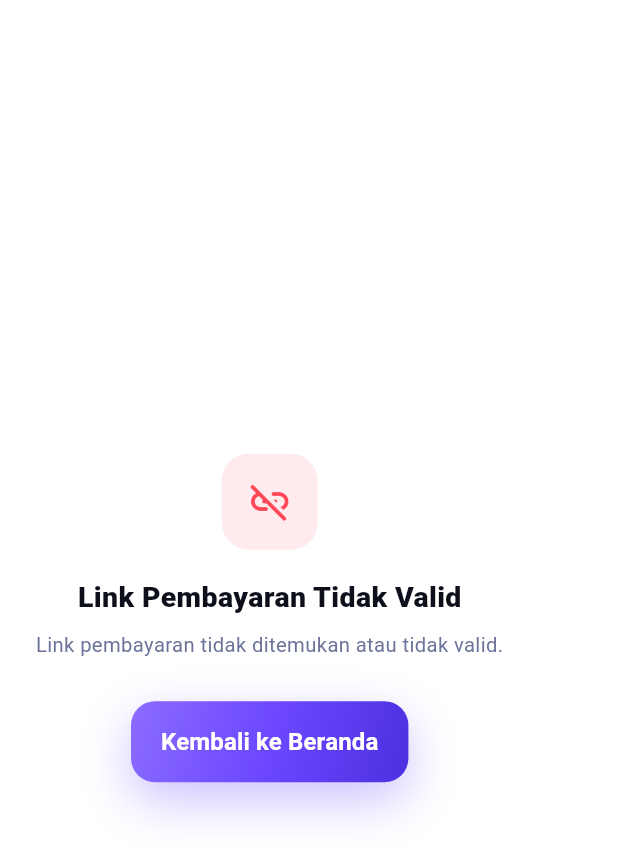
After one commit to tuckerr10/e-wallet, a Flutter app: the PaymentDeeplinkPage screen opened by its route, on a phone screen of 412 x 824 dp. The commit adds this screen. Shown: the top 860 px of the screen. Run offline on Flutter 3.47's test engine with Material 3 defaults, Android fonts, the phone set to English and light mode, and no system bars; our stand-ins replace app_links, dio, equatable, firebase_auth, firebase_core, flutter_bloc and 5 more; missing offline and left inert: mobile_scanner; accounts and stored records are empty; Roboto replaces fonts that are missing (PlusJakartaSans).

Commit message:
feat: tambahkan dukungan merchantUserToken di model DeeplinkPaymentData

```diff
--- /dev/null
+++ b/lib/core/services/deeplink_service.dart
@@ -0,0 +1,173 @@
+import 'dart:async';
+import 'package:app_links/app_links.dart';
+import 'package:flutter/foundation.dart';
+import 'package:flutter/widgets.dart';
+import 'package:go_router/go_router.dart';
+
+/// Payload yang diterima dari deeplink pembayaran merchant.
+///
+/// Format URL yang didukung:
+///   dompetkampus://pay?merchant_id=...&merchant_name=...&amount=...
+///                      &description=...&reference=...&callback=...
+///   https://dompetkampus.app/pay?merchant_id=...&...  (App Link, opsional)
+@immutable
+class DeeplinkPaymentData {
+  final String merchantId;
+  final String merchantName;
+  final double amount;
+  final String description;
+  final String? reference;
+  final String? callbackUrl;
+  final String? merchantUserToken;
+
+  const DeeplinkPaymentData({
+    required this.merchantId,
+    required this.merchantName,
+    required this.amount,
+    required this.description,
+    this.reference,
+    this.callbackUrl,
+    this.merchantUserToken,
+  });
+
+  factory DeeplinkPaymentData.fromUri(Uri uri) {
+    final q = uri.queryParameters;
+
+    final merchantId   = q['merchant_id'];
+    final merchantName = q['merchant_name'];
+    final amountStr    = q['amount'];
+
+    if (merchantId == null || merchantId.trim().isEmpty) {
+      throw const FormatException('Link pembayaran tidak valid: merchant_id tidak ditemukan.');
+    }
+    if (merchantName == null || merchantName.trim().isEmpty) {
+      throw const FormatException('Link pembayaran tidak valid: merchant_name tidak ditemukan.');
+    }
+    if (amountStr == null || amountStr.trim().isEmpty) {
+      throw const FormatException('Link pembayaran tidak valid: amount tidak ditemukan.');
+    }
+
+    final amount = double.tryParse(amountStr);
+    if (amount == null || amount <= 0) {
+      throw const FormatException('Link pembayaran tidak valid: amount harus berupa angka > 0.');
+    }
+
+    return DeeplinkPaymentData(
+      merchantId:   merchantId,
+      merchantName: merchantName,
+      amount:       amount,
+      description:  q['description']?.trim().isNotEmpty == true
+          ? q['description']!.trim()
+          : 'Pembayaran ke $merchantName',
+      reference:   q['reference'],
+      callbackUrl: q['callback'],
+      merchantUserToken: q['merchant_user_token'],
+    );
+  }
+}
+
+/// Mendengarkan deeplink pembayaran dan mengarahkan ke halaman /pay.
+///
+/// ## Dua skenario yang ditangani berbeda:
+///
+/// **Cold-start** (app dibuka via deeplink dari keadaan mati):
+///   `getInitialLink()` dipanggil sebelum `runApp()` sehingga GoRouter
+///   belum ter-mount. URI disimpan di [_pendingPayload] dan TIDAK langsung
+///   dinavigasi. SplashPage mengambilnya via [consumePending()] setelah
+///   autentikasi selesai.
+///
+/// **In-app** (deeplink masuk saat app sudah berjalan):
+///   GoRouter sudah ter-mount → `router.go('/pay')` langsung dijalankan.
+class DeeplinkService {
+  final GoRouter _router;
+  final AppLinks _appLinks;
+  StreamSubscription<Uri>? _subscription;
+
+  // Payload yang menunggu diproses setelah SplashPage selesai auth check.
+  // Bisa berupa DeeplinkPaymentData (valid) atau String (pesan error).
+  static Object? _pendingPayload;
+
+  /// Ambil dan hapus pending payload (dipanggil dari SplashPage).
+  /// Mengembalikan null jika tidak ada deeplink yang menunggu.
+  static Object? consumePending() {
+    final payload = _pendingPayload;
+    _pendingPayload = null;
+    debugPrint('[DeeplinkService] consumePending: $payload');
+    return payload;
+  }
+
+  static bool get hasPending => _pendingPayload != null;
+
+  DeeplinkService(this._router) : _appLinks = AppLinks();
+
+  Future<void> init() async {
+    debugPrint('[DeeplinkService] init() dipanggil');
+
+    // Cold-start: simpan URI sebagai pending, JANGAN navigasi sekarang
+    // karena GoRouter belum ter-mount (runApp belum dipanggil).
+    try {
+      final initialUri = await _appLinks.getInitialLink();
+      debugPrint('[DeeplinkService] initialUri (cold-start): $initialUri');
+      if (initialUri != null && _isPaymentLink(initialUri)) {
+        _storePending(initialUri);
+      }
+    } catch (e) {
+      debugPrint('[DeeplinkService] getInitialLink error: $e');
+    }
+
+    // In-app: navigasi via post-frame setelah GoRouter ter-mount.
+    _subscription = _appLinks.uriLinkStream.listen(
+      _handleInAppUri,
+      onError: (e) => debugPrint('[DeeplinkService] stream error: $e'),
+      onDone: () => debugPrint('[DeeplinkService] stream DITUTUP (seharusnya tidak terjadi)'),
+    );
+    debugPrint('[DeeplinkService] uriLinkStream aktif — subscription: $_subscription');
+  }
+
+  /// Simpan URI cold-start sebagai pending (belum navigasi).
+  void _storePending(Uri uri) {
+    try {
+      _pendingPayload = DeeplinkPaymentData.fromUri(uri);
+      debugPrint('[DeeplinkService] Pending tersimpan: $_pendingPayload');
+    } on FormatException catch (e) {
+      _pendingPayload = e.message;
+      debugPrint('[DeeplinkService] Pending error tersimpan: ${e.message}');
+    }
+  }
+
+  /// Handle URI in-app: GoRouter sudah mounted, jadwalkan navigasi ke /pay
+  /// di post-frame agar tidak konflik dengan state GoRouter yang sedang update.
+  void _handleInAppUri(Uri uri) {
+    debugPrint('[DeeplinkService] *** IN-APP URI DITERIMA ***: $uri');
+    if (!_isPaymentLink(uri)) {
+      debugPrint('[DeeplinkService] Bukan payment link, diabaikan.');
+      return;
+    }
+
+    try {
+      final data = DeeplinkPaymentData.fromUri(uri);
+      debugPrint('[DeeplinkService] Jadwal navigasi /pay — ${data.merchantName} ${data.amount}');
+      WidgetsBinding.instance.addPostFrameCallback((_) {
+        debugPrint('[DeeplinkService] router.go("/pay") dieksekusi');
+        _router.go('/pay', extra: data);
+      });
+    } on FormatException catch (e) {
+      debugPrint('[DeeplinkService] Format error: ${e.message}');
+      WidgetsBinding.instance.addPostFrameCallback((_) {
+        _router.go('/pay', extra: e.message);
+      });
+    }
+  }
+
+  bool _isPaymentLink(Uri uri) {
+    if (uri.scheme == 'dompetkampus' && uri.host == 'pay') return true;
+    if (uri.scheme == 'https' &&
+        uri.host == 'dompetkampus.app' &&
+        uri.path.startsWith('/pay')) {
+      return true;
+    }
+    return false;
+  }
+
+  void dispose() => _subscription?.cancel();
+}
--- /dev/null
+++ b/lib/presentation/pages/payment/payment_deeplink_page.dart
@@ -0,0 +1,331 @@
+import 'package:flutter/material.dart';
+import 'package:go_router/go_router.dart';
+import '../../../core/services/deeplink_callback_service.dart';
+import '../../../core/services/deeplink_service.dart';
+import '../../../core/theme/app_colors.dart';
+import '../../../core/utils/currency_formatter.dart';
+import '../../widgets/app_button.dart';
+import '../../widgets/app_logo.dart';
+import '../../widgets/feature_icon.dart';
+
+/// Halaman konfirmasi pembayaran yang dibuka dari deeplink merchant
+/// (`dompetkampus://pay?...` atau `https://dompetkampus.app/pay?...`).
+///
+/// `data` bisa berupa:
+///  - [DeeplinkPaymentData] → tampilkan ringkasan & tombol bayar
+///  - [String]              → pesan error dari hasil parsing link
+///  - `null`                → halaman dibuka tanpa data deeplink (link rusak)
+class PaymentDeeplinkPage extends StatelessWidget {
+  final Object? data;
+  const PaymentDeeplinkPage({super.key, this.data});
+
+  void _cancel(BuildContext context, DeeplinkPaymentData payload) {
+    // Kirim callback cancelled ke app merchant sebelum kembali ke home.
+    final cb = payload.callbackUrl;
+    if (cb != null && cb.isNotEmpty) {
+      DeeplinkCallbackService.notifyCancelled(
+        callbackUrl: cb,
+        reference: payload.reference,
+      );
+    }
+    context.go('/home');
+  }
+
+  @override
+  Widget build(BuildContext context) {
+    final payload = data;
+
+    if (payload is! DeeplinkPaymentData) {
+      final message = payload is String
+          ? payload
+          : 'Link pembayaran tidak ditemukan atau tidak valid.';
+      return _ErrorView(message: message);
+    }
+
+    return PopScope(
+      // Cegah pop default; tangani sendiri agar callback terkirim.
+      canPop: false,
+      onPopInvokedWithResult: (didPop, _) {
+        if (!didPop) _cancel(context, payload);
+      },
+      child: Scaffold(
+      backgroundColor: AppColors.bg,
+      body: Column(
+        children: [
+          Container(
+            color: AppColors.primary,
+            padding: EdgeInsets.fromLTRB(16, MediaQuery.of(context).padding.top + 6, 16, 14),
+            child: Row(
+              children: [
+                IconButton(
+                  icon: const Icon(Icons.close_rounded, color: Colors.white),
+                  onPressed: () => _cancel(context, payload),
+                ),
+                const Expanded(
+                  child: Text('Konfirmasi Pembayaran',
+                      style: TextStyle(
+                        fontFamily: 'PlusJakartaSans',
+                        color: Colors.white,
+                        fontWeight: FontWeight.w800,
+                        fontSize: 17,
+                      )),
+                ),
+                Container(
+                  padding: const EdgeInsets.symmetric(horizontal: 10, vertical: 5),
+                  decoration: BoxDecoration(
+                    color: Colors.white.withValues(alpha: 0.2),
+                    borderRadius: BorderRadius.circular(20),
+                  ),
+                  child: Row(
+                    children: [
+                      const Icon(Icons.storefront_outlined, size: 14, color: Colors.white),
+                      const SizedBox(width: 6),
+                      Text(payload.merchantName,
+                          style: const TextStyle(
+                            fontFamily: 'PlusJakartaSans',
+                            fontSize: 12,
+                            fontWeight: FontWeight.w800,
+                            color: Colors.white,
+                          )),
+                    ],
+                  ),
+                ),
+              ],
+            ),
+          ),
+          Expanded(
+            child: SingleChildScrollView(
+              padding: const EdgeInsets.fromLTRB(16, 14, 16, 20),
+              child: Column(
+                children: [
+                  // Amount
+                  Container(
+                    width: double.infinity,
+                    padding: const EdgeInsets.symmetric(vertical: 24),
+                    decoration: BoxDecoration(
+                      color: Colors.white,
+                      borderRadius: BorderRadius.circular(16),
+                      boxShadow: AppColors.shadowSoft,
+                    ),
+                    child: Column(
+                      children: [
+                        const Text('Total Pembayaran',
+                            style: TextStyle(
+                              fontFamily: 'PlusJakartaSans',
+                              fontSize: 13,
+                              fontWeight: FontWeight.w700,
+                              color: AppColors.slate400,
+                            )),
+                        const SizedBox(height: 6),
+                        Text(CurrencyFormatter.format(payload.amount),
+                            style: const TextStyle(
+                              fontFamily: 'PlusJakartaSans',
+                              fontSize: 30,
+                              fontWeight: FontWeight.w800,
+                              color: AppColors.ink,
+                              letterSpacing: -0.5,
+                            )),
+                      ],
+                    ),
+                  ),
+                  const SizedBox(height: 14),
+                  // Detail
+                  Container(
+                    decoration: BoxDecoration(
+                      color: Colors.white,
+                      borderRadius: BorderRadius.circular(16),
+                      boxShadow: AppColors.shadowSoft,
+                    ),
+                    padding: const EdgeInsets.symmetric(horizontal: 14, vertical: 4),
+                    child: Column(
+                      children: [
+                        _DetailRow(label: 'Merchant', value: payload.merchantName),
+                        const Divider(height: 1, color: AppColors.line2),
+                        _DetailRow(label: 'Keterangan', value: payload.description),
+                        if (payload.reference != null && payload.reference!.isNotEmpty) ...[
+                          const Divider(height: 1, color: AppColors.line2),
+                          _DetailRow(label: 'Referensi', value: payload.reference!),
+                        ],
+                      ],
+                    ),
+                  ),
+                  const SizedBox(height: 14),
+                  // Payment method
+                  const Padding(
+                    padding: EdgeInsets.only(left: 4, bottom: 8),
+                    child: Align(
+                      alignment: Alignment.centerLeft,
+                      child: Text('Metode pembayaran',
+                          style: TextStyle(
+                            fontFamily: 'PlusJakartaSans',
+                            fontSize: 13,
+                            fontWeight: FontWeight.w700,
+                            color: AppColors.slate400,
+                          )),
+                    ),
+                  ),
+                  Container(
+                    padding: const EdgeInsets.all(14),
+                    decoration: BoxDecoration(
+                      color: Colors.white,
+                      borderRadius: BorderRadius.circular(16),
+                      boxShadow: AppColors.shadowSoft,
+                      border: Border.all(color: AppColors.primaryLight, width: 1.8),
+                    ),
+                    child: Row(
+                      children: [
+                        const AppLogo(size: 40),
+                        const SizedBox(width: 12),
+                        const Expanded(
+                          child: Column(
+                            crossAxisAlignment: CrossAxisAlignment.start,
+                            children: [
+                              Text('Dompet Kampus Global',
+                                  style: TextStyle(
+                                    fontFamily: 'PlusJakartaSans',
+                                    fontSize: 14.5,
+                                    fontWeight: FontWeight.w800,
+                                    color: AppColors.ink,
+                                  )),
+                              Text('Saldo · pembayaran instan',
+                                  style: TextStyle(fontSize: 12.5, color: AppColors.slate400)),
+                            ],
+                          ),
+                        ),
+                        const Icon(Icons.check_rounded, size: 20, color: AppColors.primary),
+                      ],
+                    ),
+                  ),
+                  const SizedBox(height: 14),
+                  Container(
+                    padding: const EdgeInsets.symmetric(horizontal: 13, vertical: 10),
+                    decoration: BoxDecoration(
+                      color: AppColors.primarySurface,
+                      borderRadius: BorderRadius.circular(12),
+                    ),
+                    child: Row(
+                      children: const [
+                        Icon(DkgIcons.shieldCheck, size: 18, color: AppColors.primary),
+                        SizedBox(width: 8),
+                        Expanded(
+                          child: Text(
+                            'Pembayaran ini akan diverifikasi dengan PIN dan kode 2FA '
+                            'sesuai pengaturan keamanan akun kamu.',
+                            style: TextStyle(
+                              fontFamily: 'PlusJakartaSans',
+                              fontSize: 12.5,
+                              color: AppColors.primary,
+                              fontWeight: FontWeight.w600,
+                              height: 1.4,
+                            ),
+                          ),
+                        ),
+                      ],
+                    ),
+                  ),
+                ],
+              ),
+            ),
+          ),
+          // Pay bar
+          Container(
+            color: Colors.white,
+            padding: EdgeInsets.fromLTRB(16, 12, 16, MediaQuery.of(context).padding.bottom + 16),
+            child: AppButton(
+              label: 'Bayar ${CurrencyFormatter.format(payload.amount)}',
+              onPressed: () => context.go('/pin', extra: {
+                'kind': 'deeplink',
+                'amount': payload.amount,
+                'description': payload.description,
+                'merchantName': payload.merchantName,
+                'merchantId': payload.merchantId,
+                'reference': payload.reference,
+                'callbackUrl': payload.callbackUrl,
+                'merchantUserToken': payload.merchantUserToken,
+              }),
+            ),
+          ),
+        ],
+      ),
+    )); // PopScope + Scaffold
+  }
+}
+
+class _DetailRow extends StatelessWidget {
+  final String label;
+  final String value;
+  const _DetailRow({required this.label, required this.value});
+
+  @override
+  Widget build(BuildContext context) {
+    return Padding(
+      padding: const EdgeInsets.symmetric(vertical: 11),
+      child: Row(
+        crossAxisAlignment: CrossAxisAlignment.start,
+        children: [
+          SizedBox(
+            width: 90,
+            child: Text(label,
+                style: const TextStyle(fontSize: 13.5, color: AppColors.slate500, fontFamily: 'PlusJakartaSans')),
+          ),
+          Expanded(
+            child: Text(value,
+                textAlign: TextAlign.right,
+                style: const TextStyle(fontSize: 13.5, fontWeight: FontWeight.w700, color: AppColors.ink, fontFamily: 'PlusJakartaSans')),
+          ),
+        ],
+      ),
+    );
+  }
+}
+
+class _ErrorView extends StatelessWidget {
+  final String message;
+  const _ErrorView({required this.message});
+
+  @override
+  Widget build(BuildContext context) {
+    return Scaffold(
+      backgroundColor: Colors.white,
+      body: SafeArea(
+        child: Padding(
+          padding: const EdgeInsets.all(24),
+          child: Column(
+            mainAxisAlignment: MainAxisAlignment.center,
+            children: [
+              Container(
+                width: 64,
+                height: 64,
+                decoration: BoxDecoration(
+                  color: AppColors.redSurface,
+                  borderRadius: BorderRadius.circular(18),
+                ),
+                child: const Center(
+                  child: Icon(Icons.link_off_rounded, size: 30, color: AppColors.red),
+                ),
+              ),
+              const SizedBox(height: 18),
+              const Text('Link Pembayaran Tidak Valid',
+                  style: TextStyle(
+                    fontFamily: 'PlusJakartaSans',
+                    fontSize: 19,
+                    fontWeight: FontWeight.w800,
+                    color: AppColors.ink,
+                  )),
+              const SizedBox(height: 8),
+              Text(message,
+                  textAlign: TextAlign.center,
+                  style: const TextStyle(fontSize: 13.5, color: AppColors.slate500, height: 1.5)),
+              const SizedBox(height: 28),
+              AppButton(
+                label: 'Kembali ke Beranda',
+                fullWidth: false,
+                onPressed: () => context.go('/home'),
+              ),
+            ],
+          ),
+        ),
+      ),
+    );
+  }
+}
```
Also changed, not shown: lib/presentation/pages/payment/pin_page.dart (+6 -4 lines).
